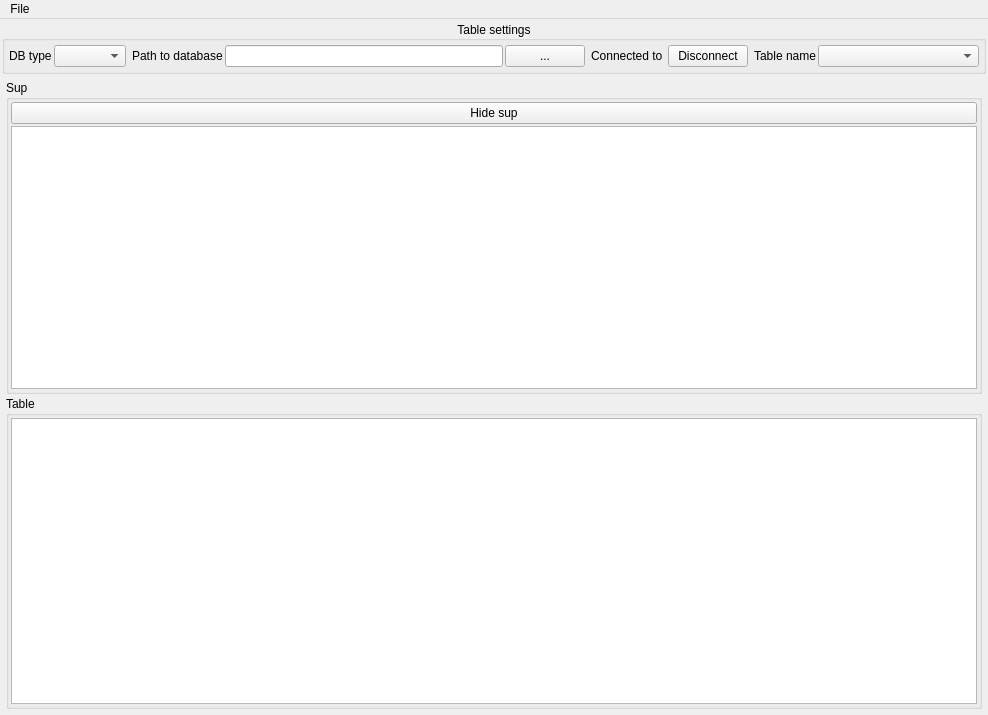
The window that Results_Table_View/mainwindow.ui (Andrey1771/Viewer_For_Database) describes before a commit, drawn with Qt 5.
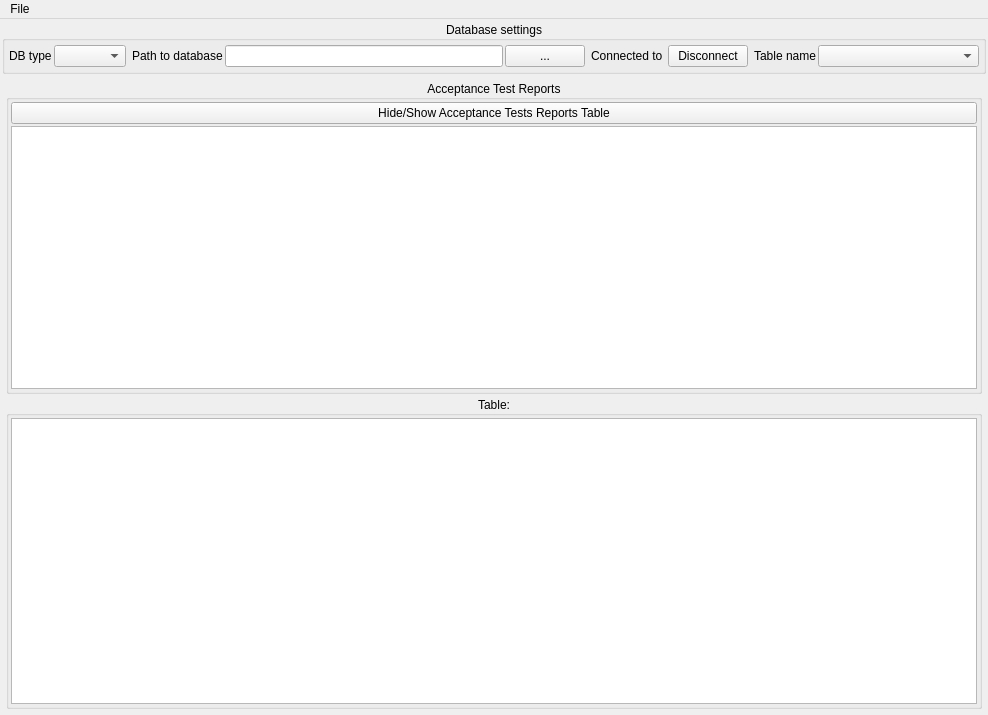
The same window after the commit. Custom widgets are drawn as their Qt base class.

Patch:
```diff
--- a/Results_Table_View/mainwindow.ui
+++ b/Results_Table_View/mainwindow.ui
@@ -33,7 +33,7 @@
     <item>
      <widget class="QGroupBox" name="TableSettings_groupBox">
       <property name="title">
-       <string>Table settings</string>
+       <string>Database settings</string>
       </property>
       <property name="alignment">
        <set>Qt::AlignCenter</set>
@@ -240,7 +240,10 @@
         <item>
          <widget class="QGroupBox" name="groupBox">
           <property name="title">
-           <string>Sup</string>
+           <string>Acceptance Test Reports</string>
+          </property>
+          <property name="alignment">
+           <set>Qt::AlignCenter</set>
           </property>
           <layout class="QVBoxLayout" name="verticalLayout" stretch="0,1">
            <property name="spacing">
@@ -261,7 +264,7 @@
            <item>
             <widget class="QPushButton" name="pushButtonHideShowSup">
              <property name="text">
-              <string>Hide sup</string>
+              <string>Hide/Show Acceptance Tests Reports Table</string>
              </property>
             </widget>
            </item>
@@ -281,7 +284,10 @@
         <item>
          <widget class="QGroupBox" name="groupBoxTable">
           <property name="title">
-           <string>Table</string>
+           <string>Table:</string>
+          </property>
+          <property name="alignment">
+           <set>Qt::AlignCenter</set>
           </property>
           <layout class="QVBoxLayout" name="verticalLayout_4">
            <property name="spacing">
```
